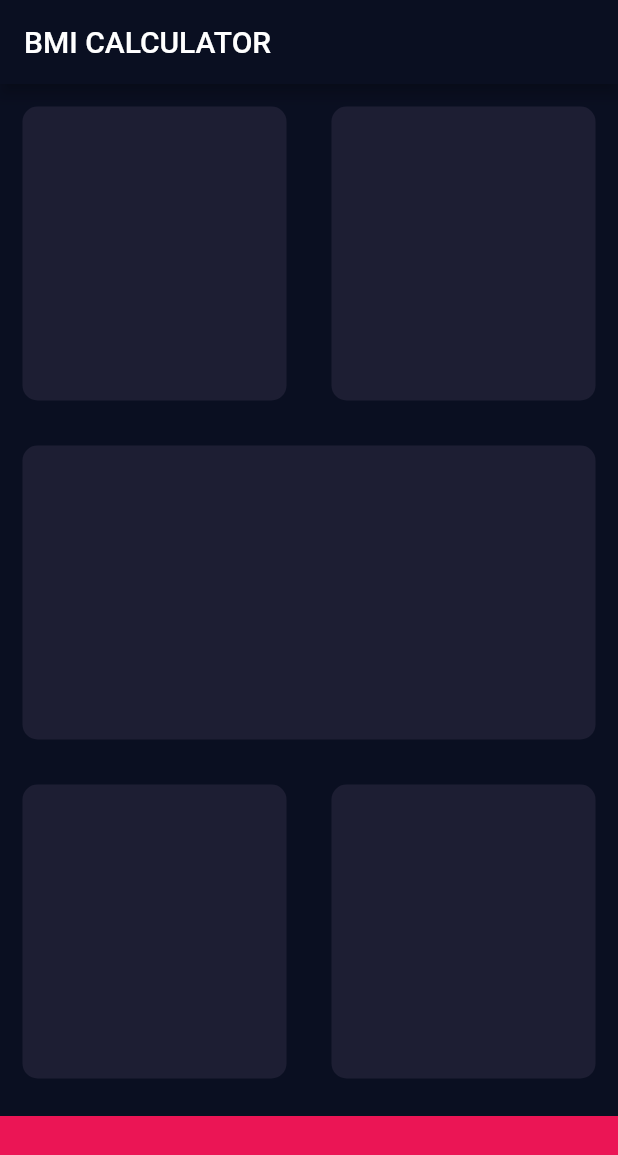
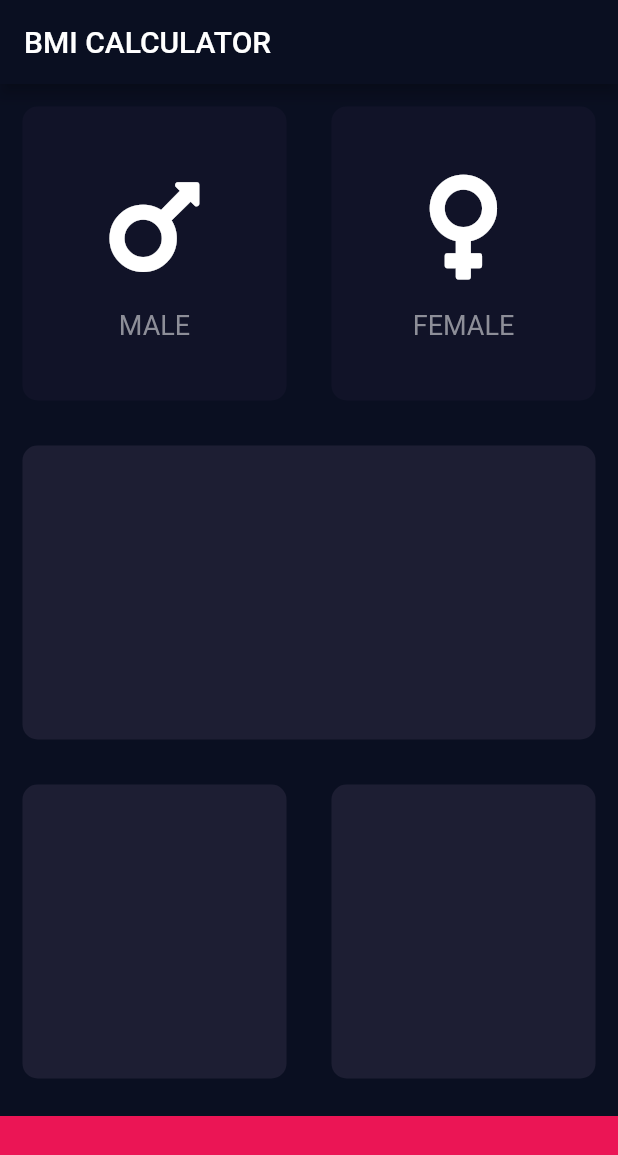
Before and after one commit to petarivanov9/flutter-dart-dev-bootcamp, a Flutter app: the screen it shows after launch, on a phone screen of 412 x 824 dp. Shown: the top 1155 px of the screen. Run offline on Flutter 3.47's test engine with Material 2 defaults, Android fonts, the phone set to English and light mode, and no system bars; our stand-ins replace audioplayers, font_awesome_flutter, rflutter_alert.

Commit message:
Add male & female cards and gesture detection

```diff
--- /dev/null
+++ b/bmi_calculator/lib/icon_content.dart
@@ -0,0 +1,33 @@
+import 'package:flutter/material.dart';
+
+const labelTextStyle = TextStyle(
+  fontSize: 18.0,
+  color: Color(0xFF8D8E98),
+);
+
+class IconContent extends StatelessWidget {
+  IconContent({@required this.icon, @required this.label});
+
+  final IconData icon;
+  final String label;
+
+  @override
+  Widget build(BuildContext context) {
+    return Column(
+      mainAxisAlignment: MainAxisAlignment.center,
+      children: <Widget>[
+        Icon(
+          icon,
+          size: 80.0,
+        ),
+        SizedBox(
+          height: 15.0,
+        ),
+        Text(
+          label,
+          style: labelTextStyle,
+        ),
+      ],
+    );
+  }
+}
--- a/bmi_calculator/lib/input_page.dart
+++ b/bmi_calculator/lib/input_page.dart
@@ -1,8 +1,18 @@
 import 'package:flutter/material.dart';
+import 'package:font_awesome_flutter/font_awesome_flutter.dart';
+
+import 'reusable_card.dart';
+import 'icon_content.dart';
 
 const bottomContainerHeight = 80.0;
 const activeCardColor = Color(0xFF1D1E33);
+const inactiveCardColor = Color(0xFF111328);
 const bottomContainerColor = Color(0xFFEB1555);
+
+enum Gender {
+  male,
+  female,
+}
 
 class InputPage extends StatefulWidget {
   @override
@@ -10,6 +20,8 @@
 }
 
 class _InputPageState extends State<InputPage> {
+  Gender selectedGender;
+
   @override
   Widget build(BuildContext context) {
     return Scaffold(
@@ -22,10 +34,40 @@
             child: Row(
               children: <Widget>[
                 Expanded(
-                  child: ReusableCard(color: activeCardColor),
+                  child: GestureDetector(
+                    onTap: () {
+                      setState(() {
+                        selectedGender = Gender.male;
+                      });
+                    },
+                    child: ReusableCard(
+                      color: selectedGender == Gender.male
+                          ? activeCardColor
+                          : inactiveCardColor,
+                      cardChild: IconContent(
+                        icon: FontAwesomeIcons.mars,
+                        label: 'MALE',
+                      ),
+                    ),
+                  ),
                 ),
                 Expanded(
-                  child: ReusableCard(color: activeCardColor),
+                  child: GestureDetector(
+                    onTap: () {
+                      setState(() {
+                        selectedGender = Gender.female;
+                      });
+                    },
+                    child: ReusableCard(
+                      color: selectedGender == Gender.female
+                          ? activeCardColor
+                          : inactiveCardColor,
+                      cardChild: IconContent(
+                        icon: FontAwesomeIcons.venus,
+                        label: 'FEMALE',
+                      ),
+                    ),
+                  ),
                 )
               ],
             ),
@@ -62,20 +104,3 @@
     );
   }
 }
-
-class ReusableCard extends StatelessWidget {
-  ReusableCard({@required this.color});
-
-  final Color color;
-
-  @override
-  Widget build(BuildContext context) {
-    return Container(
-      margin: EdgeInsets.all(15.0),
-      decoration: BoxDecoration(
-        color: color,
-        borderRadius: BorderRadius.circular(10.0),
-      ),
-    );
-  }
-}
--- /dev/null
+++ b/bmi_calculator/lib/reusable_card.dart
@@ -0,0 +1,20 @@
+import 'package:flutter/material.dart';
+
+class ReusableCard extends StatelessWidget {
+  ReusableCard({@required this.color, this.cardChild});
+
+  final Color color;
+  final Widget cardChild;
+
+  @override
+  Widget build(BuildContext context) {
+    return Container(
+      child: cardChild,
+      margin: EdgeInsets.all(15.0),
+      decoration: BoxDecoration(
+        color: color,
+        borderRadius: BorderRadius.circular(10.0),
+      ),
+    );
+  }
+}
--- a/bmi_calculator/pubspec.yaml
+++ b/bmi_calculator/pubspec.yaml
@@ -11,6 +11,7 @@
     sdk: flutter
 
   cupertino_icons: ^0.1.2
+  font_awesome_flutter: ^8.5.0
 
 dev_dependencies:
   flutter_test:
```
